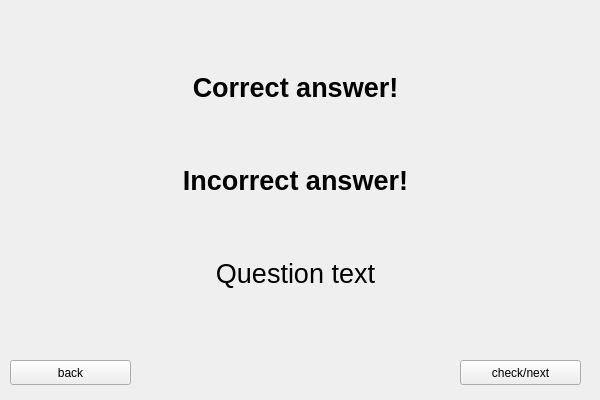
Before: the Qt Designer form src/gui/forms/question.ui in michalhuras/tutor, drawn with Qt 5.
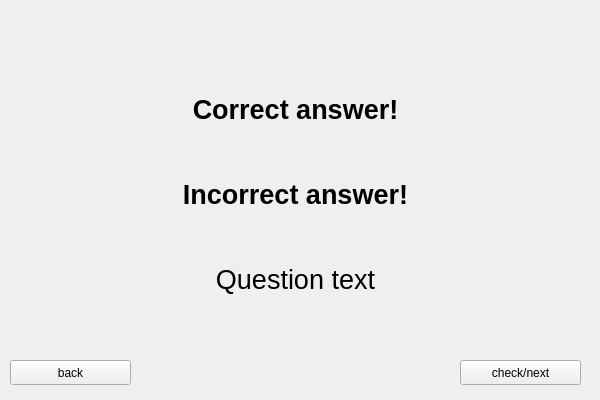
After: the same form once the commit is applied.

What changed in the file:
```diff
--- a/src/gui/forms/question.ui
+++ b/src/gui/forms/question.ui
@@ -17,9 +17,9 @@
    <property name="geometry">
     <rect>
      <x>10</x>
-     <y>20</y>
+     <y>50</y>
      <width>571</width>
-     <height>321</height>
+     <height>291</height>
     </rect>
    </property>
    <layout class="QVBoxLayout" name="main_layout">
```
Left out of the diff: 11 changed lines with no effect on the pictures.
